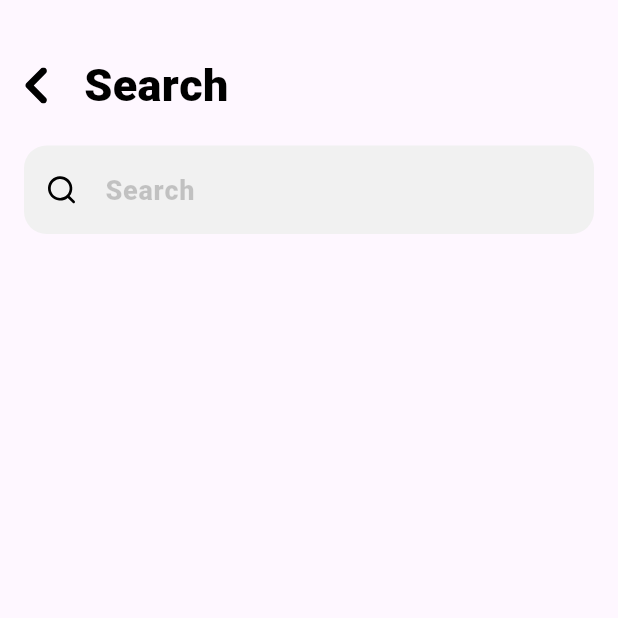
After one commit to Liudmila-T/best_movies_app, a Flutter app: the SearchMoviesScreen screen opened by its route, on a phone screen of 412 x 824 dp, the top half of it. The commit adds this screen. Run offline on Flutter 3.47's test engine with Material 3 defaults, Android fonts, the phone set to English and light mode, and no system bars; our stand-ins replace dio, either_dart, equatable, flutter_riverpod, flutter_svg, freezed_annotation and 2 more; accounts and stored records are empty; network calls fail.

Commit message:
Added Search screen, widgets, provider

```diff
--- a/lib/core/theme/app_colors.dart
+++ b/lib/core/theme/app_colors.dart
@@ -28,7 +28,7 @@ class _AppColors {
   static const Color _darkButtonText2Color = Color(0xFFFFFFFF);
   static const Color _lightButtonText2Color = Color(0xFF000000);
 
-  static const Color _darkSearchColor = Color(0xFF000000);
+  static const Color _darkSearchColor = Color(0xFF2A2A2A);
   static const Color _lightSearchColor = Color(0xFFF1F1F1);
 }
 
--- a/lib/core/theme/app_text_styles.dart
+++ b/lib/core/theme/app_text_styles.dart
@@ -5,6 +5,8 @@ class AppTextStyles {
   static TextStyle title14 = TextStyle(fontSize: 14, fontWeight: FontWeight.w600, fontFamily: AppFonts.roboto);
   static TextStyle subtitle10 = TextStyle(fontSize: 10, fontWeight: FontWeight.w500, fontFamily: AppFonts.roboto);
   static TextStyle text12 = TextStyle(fontSize: 12, fontWeight: FontWeight.w400, fontFamily: AppFonts.roboto);
+  static TextStyle text18Medium = TextStyle(fontSize: 18, fontWeight: FontWeight.w500, fontFamily: AppFonts.roboto);
+  static TextStyle text18Bold = TextStyle(fontSize: 18, fontWeight: FontWeight.w700, fontFamily: AppFonts.roboto);
   static TextStyle buttonTitle16 = TextStyle(fontSize: 16, fontWeight: FontWeight.w600, fontFamily: AppFonts.roboto);
 }
 
--- a/lib/core/utils/assets.dart
+++ b/lib/core/utils/assets.dart
@@ -2,6 +2,7 @@ class Assets {
   Assets._();
 
   static const _iconsPath = 'assets/icons';
+  static const _imagesPath = 'assets/images';
 
   static const loader = '$_iconsPath/loader.svg';
   static const moon = '$_iconsPath/moon.svg';
@@ -9,4 +10,5 @@ class Assets {
   static const search = '$_iconsPath/search.svg';
   static const star = '$_iconsPath/star.svg';
   static const arrowLeft = '$_iconsPath/arrow_left.svg';
+  static const emptyMovieList = '$_imagesPath/empty_movie_list.svg';
 }
--- /dev/null
+++ b/lib/core/utils/strings.dart
@@ -0,0 +1,8 @@
+class AppStrings {
+  static const movie = 'Movie';
+  static const search = 'Search';
+  static const searchResult = 'Search results';
+  static const ratingLabel = 'Rating:';
+  static const addToFavorites = 'Add to favorites';
+  static const removeFromFavorites = 'Remove from favorites';
+}
--- a/lib/features/movies/domain/repositories/movie_repository.dart
+++ b/lib/features/movies/domain/repositories/movie_repository.dart
@@ -5,4 +5,5 @@ import 'package:either_dart/either.dart';
 abstract class MovieRepository {
   Future<Either<Failure, List<Movie>>> getTopRatedMovies(int page);
   Future<Either<Failure, Movie>> getMovieById(int id);
+  Future<Either<Failure, List<Movie>>> searchMovies(String query);
 }
--- a/lib/features/movies/movies_injection.dart
+++ b/lib/features/movies/movies_injection.dart
@@ -6,6 +6,7 @@ import '../../core/utils/constans.dart';
 import 'domain/repositories/movie_repository.dart';
 import 'domain/usecases/get_movie_by_id.dart';
 import 'domain/usecases/get_top_rated_movies.dart';
+import 'domain/usecases/search_movie.dart';
 
 final _dio = Dio(BaseOptions(baseUrl: Constants.baseUrl))
   ..interceptors.add(
@@ -35,3 +36,8 @@ final getMovieByIdProvider = Provider<GetMovieById>((ref) {
   final movieRepository = ref.watch(movieRepositoryProvider);
   return GetMovieById(movieRepository);
 });
+
+final searchMoviesUseCaseProvider = Provider<SearchMovies>((ref) {
+  final repository = ref.watch(movieRepositoryProvider);
+  return SearchMovies(repository);
+});
--- a/lib/features/movies/presentation/providers/movie_details_provider.dart
+++ b/lib/features/movies/presentation/providers/movie_details_provider.dart
@@ -1,7 +1,6 @@
 import 'package:flutter_riverpod/flutter_riverpod.dart';
 
 import '../../domain/entities/movie.dart';
-import '../../domain/usecases/get_movie_by_id.dart';
 import '../../movies_injection.dart';
 
 final movieDetailsProvider = FutureProvider.family<Movie, int>((ref, id) async {
--- /dev/null
+++ b/lib/features/movies/presentation/screens/search_movies_screen.dart
@@ -0,0 +1,114 @@
+import 'package:best_movies_app/core/theme/app_colors.dart';
+import 'package:flutter/material.dart';
+import 'package:flutter_riverpod/flutter_riverpod.dart';
+import 'package:flutter_svg/flutter_svg.dart';
+
+import '../../../../core/providers/navigation_provider.dart';
+import '../../../../core/theme/app_text_styles.dart';
+import '../../../../core/utils/assets.dart';
+import '../../../../core/utils/strings.dart';
+import '../providers/favorite_provider.dart';
+import '../providers/search_movies_provider.dart';
+import '../widgets/icon_button.dart';
+import '../widgets/movie_grid_item.dart';
+
+class SearchMoviesScreen extends ConsumerWidget {
+  const SearchMoviesScreen({super.key});
+
+  @override
+  Widget build(BuildContext context, WidgetRef ref) {
+    final navigationService = ref.watch(navigationProvider);
+    final state = ref.watch(searchMoviesProvider);
+    final notifier = ref.read(searchMoviesProvider.notifier);
+    final query = ref.watch(searchMoviesProvider.notifier).query;
+    return Scaffold(
+      body: SafeArea(
+        child: Column(
+          children: [
+            Padding(
+              padding: const EdgeInsets.only(top: 33),
+              child: Row(
+                children: [
+                  IconButtonWidget(icon: Assets.arrowLeft, onTap: () => navigationService.goBack()),
+                  const SizedBox(width: 8),
+                  Text(AppStrings.search, style: AppTextStyles.title30.copyWith(color: context.textColor)),
+                ],
+              ),
+            ),
+
+            Padding(
+              padding: const EdgeInsets.only(left: 16, right: 16, top: 16),
+              child: Column(
+                children: [
+                  TextField(
+                    onChanged: notifier.onQueryChanged,
+                    decoration: InputDecoration(
+                      hintText: AppStrings.search,
+                      hintStyle: AppTextStyles.text18Medium.copyWith(color: context.textColor.withOpacity(0.2)),
+                      prefixIcon: Container(
+                        padding: const EdgeInsets.all(15),
+                        child: SvgPicture.asset(Assets.search, color: context.textColor, width: 20, height: 20),
+                      ),
+                      fillColor: context.searchColor,
+                      filled: true,
+                      border: OutlineInputBorder(borderRadius: BorderRadius.circular(15), borderSide: BorderSide.none),
+                    ),
+                  ),
+                  const SizedBox(height: 16),
+                  if (state.isLoading)
+                    Center(child: CircularProgressIndicator(color: context.textColor))
+                  else if (query.trim().length < 3)
+                    const SizedBox.shrink()
+                  else
+                    Expanded(
+                      child: Column(
+                        crossAxisAlignment: CrossAxisAlignment.start,
+                        children: [
+                          Text(
+                            '${AppStrings.searchResult} (${state.movies.length})',
+                            style: AppTextStyles.text18Medium.copyWith(color: context.textColor),
+                          ),
+                          const SizedBox(height: 24),
+                          if (state.movies.isEmpty)
+                            SvgPicture.asset(Assets.emptyMovieList, color: context.textColor)
+                          else
+                            Expanded(
+                              child: GridView.builder(
+                                shrinkWrap: true,
+                                itemCount: state.movies.length,
+                                gridDelegate: const SliverGridDelegateWithFixedCrossAxisCount(
+                                  crossAxisCount: 2,
+                                  crossAxisSpacing: 16,
+                                  mainAxisSpacing: 16,
+                                  childAspectRatio: 0.58,
+                                ),
+                                itemBuilder: (context, index) {
+                                  final movie = state.movies[index];
+                                  final movieId = movie.id;
+                                  final isFavorite = ref.watch(favoriteMovieProvider(movieId));
+
+                                  return MovieGridItem(
+                                    movie: movie,
+                                    isFavorite: isFavorite,
+                                    onTapFavorite: () {
+                                      ref.read(favoritesProvider.notifier).toggleFavorite(movieId);
+                                    },
+                                    onTap: () {
+                                      navigationService.goToMovieDetails(movieId);
+                                    },
+                                  );
+                                },
+                              ),
+                            ),
+                        ],
+                      ),
+                    ),
+                ],
+              ),
+            ),
+          ],
+        ),
+      ),
+    );
+  }
+}
--- a/lib/features/movies/presentation/widgets/favorite_button.dart
+++ b/lib/features/movies/presentation/widgets/favorite_button.dart
@@ -1,6 +1,8 @@
 import 'package:best_movies_app/core/theme/app_colors.dart';
 import 'package:best_movies_app/core/theme/app_text_styles.dart';
 import 'package:flutter/material.dart';
+
+import '../../../../core/utils/strings.dart';
 
 class FavoriteButton extends StatelessWidget {
   final bool isFavorite;
@@ -27,7 +29,7 @@ class FavoriteButton extends StatelessWidget {
           ),
         ),
         child: Text(
-          isFavorite ? 'Remove from favorites' : 'Add to favorites',
+          isFavorite ? AppStrings.removeFromFavorites : AppStrings.addToFavorites,
           style: AppTextStyles.buttonTitle16.copyWith(color: buttonTextColor),
         ),
       ),
--- a/lib/router/router.dart
+++ b/lib/router/router.dart
@@ -2,6 +2,7 @@ import 'package:go_router/go_router.dart';
 
 import '../features/movies/presentation/screens/movie_details_screen.dart';
 import '../features/movies/presentation/screens/movies_list_screen.dart';
+import '../features/movies/presentation/screens/search_movies_screen.dart';
 
 GoRouter createRouter() {
   return GoRouter(
@@ -20,6 +21,7 @@ GoRouter createRouter() {
           return MovieDetailsScreen(movieId: movieId);
         },
       ),
+      GoRoute(path: '/search', builder: (context, state) => const SearchMoviesScreen()),
     ],
   );
 }
@@ -33,6 +35,10 @@ class NavigationService {
     goRouter.push('/movie/$movieId');
   }
 
+  void goSearchMovies() {
+    goRouter.push('/search');
+  }
+
   void goBack() {
     goRouter.pop();
   }
--- a/pubspec.yaml
+++ b/pubspec.yaml
@@ -61,6 +61,7 @@ flutter:
   # To add assets to your application, add an assets section, like this:
   assets:
    - assets/icons/
+   - assets/images/
 
   fonts:
     - family: Roboto
```
Also changed, not shown: lib/features/movies/data/repositories/movie_repository_impl.dart (+18 -0 lines), lib/features/movies/domain/usecases/search_movie.dart (added, +15 -0 lines), lib/features/movies/presentation/providers/search_movies_provider.dart (added, +56 -0 lines), lib/features/movies/presentation/screens/movie_details_screen.dart (+21 -7 lines), lib/features/movies/presentation/screens/movies_list_screen.dart (+9 -3 lines), assets/images/empty_movie_list.svg (added).
